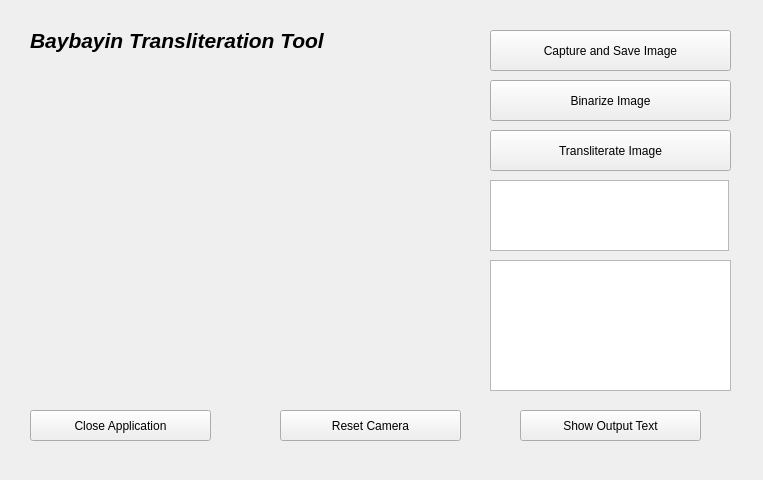
Qt form baybayin-kraken-app.ui (johanndgzmn/baybayin-kraken-app) before a commit.
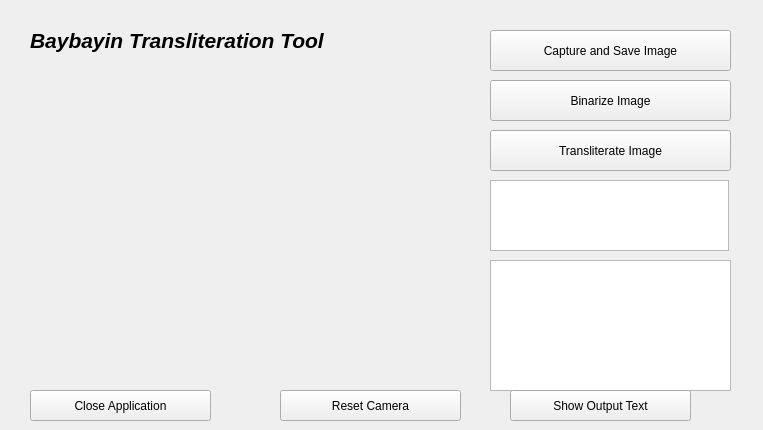
The same form after that commit.

The edit to the form file:
```diff
--- a/baybayin-kraken-app.ui
+++ b/baybayin-kraken-app.ui
@@ -7,7 +7,7 @@
     <x>0</x>
     <y>0</y>
     <width>763</width>
-    <height>480</height>
+    <height>430</height>
    </rect>
   </property>
   <property name="windowTitle">
@@ -65,7 +65,7 @@
    <property name="geometry">
     <rect>
      <x>30</x>
-     <y>410</y>
+     <y>390</y>
      <width>181</width>
      <height>31</height>
     </rect>
@@ -147,7 +147,7 @@
    <property name="geometry">
     <rect>
      <x>280</x>
-     <y>410</y>
+     <y>390</y>
      <width>181</width>
      <height>31</height>
     </rect>
@@ -159,8 +159,8 @@
   <widget class="QPushButton" name="showOutputTextButton">
    <property name="geometry">
     <rect>
-     <x>520</x>
-     <y>410</y>
+     <x>510</x>
+     <y>390</y>
      <width>181</width>
      <height>31</height>
     </rect>
```
Left out of the diff: 1 changed line with no effect on the pictures.
